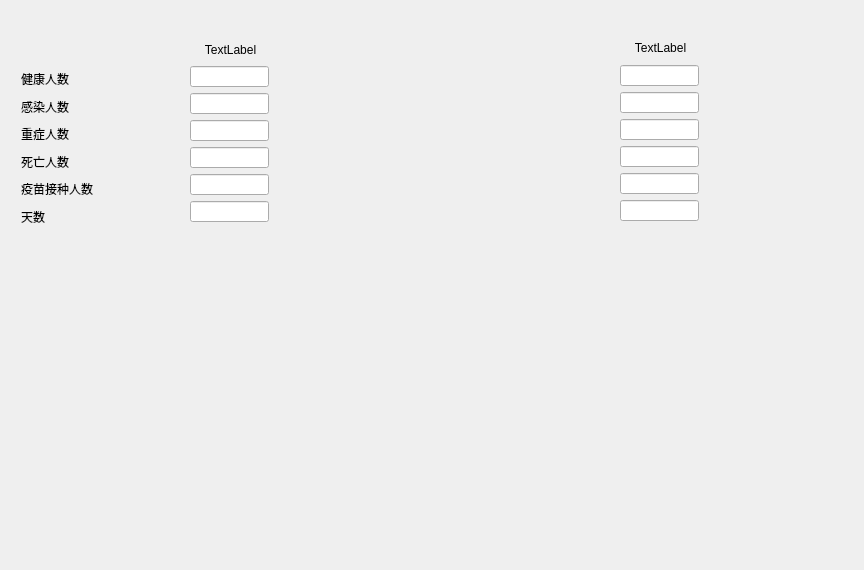
Old version of the form mainProject/contrast.ui in the repository Echooo-294/Epidemic-Simulation.
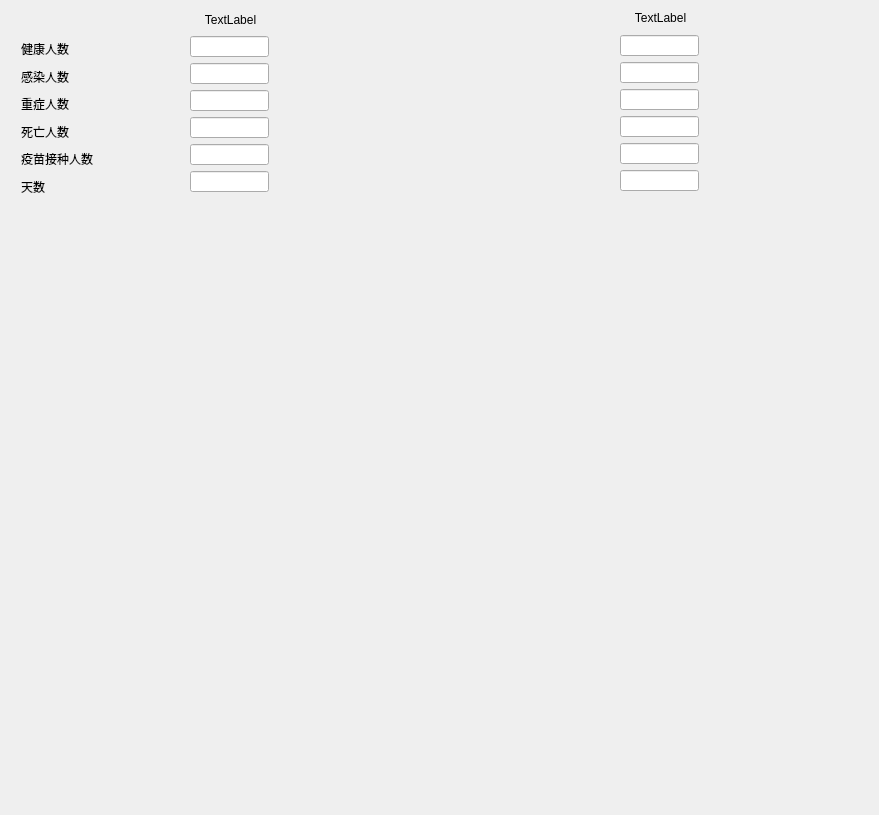
New version of the form.

Commit message: 在对比图里加了条形图

Diff of the .ui file:
```diff
--- a/mainProject/contrast.ui
+++ b/mainProject/contrast.ui
@@ -6,8 +6,8 @@
    <rect>
     <x>0</x>
     <y>0</y>
-    <width>864</width>
-    <height>570</height>
+    <width>879</width>
+    <height>815</height>
    </rect>
   </property>
   <property name="windowTitle">
@@ -17,7 +17,7 @@
    <property name="geometry">
     <rect>
      <x>120</x>
-     <y>40</y>
+     <y>10</y>
      <width>221</width>
      <height>20</height>
     </rect>
@@ -33,7 +33,7 @@
    <property name="geometry">
     <rect>
      <x>530</x>
-     <y>40</y>
+     <y>10</y>
      <width>261</width>
      <height>16</height>
     </rect>
@@ -48,8 +48,8 @@
   <widget class="QWidget" name="verticalLayoutWidget">
    <property name="geometry">
     <rect>
-     <x>70</x>
-     <y>260</y>
+     <x>60</x>
+     <y>220</y>
      <width>331</width>
      <height>271</height>
     </rect>
@@ -60,7 +60,7 @@
    <property name="geometry">
     <rect>
      <x>490</x>
-     <y>260</y>
+     <y>220</y>
      <width>341</width>
      <height>271</height>
     </rect>
@@ -71,7 +71,7 @@
    <property name="geometry">
     <rect>
      <x>190</x>
-     <y>201</y>
+     <y>171</y>
      <width>79</width>
      <height>21</height>
     </rect>
@@ -84,7 +84,7 @@
    <property name="geometry">
     <rect>
      <x>190</x>
-     <y>66</y>
+     <y>36</y>
      <width>79</width>
      <height>21</height>
     </rect>
@@ -97,7 +97,7 @@
    <property name="geometry">
     <rect>
      <x>190</x>
-     <y>93</y>
+     <y>63</y>
      <width>79</width>
      <height>21</height>
     </rect>
@@ -110,7 +110,7 @@
    <property name="geometry">
     <rect>
      <x>190</x>
-     <y>174</y>
+     <y>144</y>
      <width>79</width>
      <height>21</height>
     </rect>
@@ -123,7 +123,7 @@
    <property name="geometry">
     <rect>
      <x>190</x>
-     <y>147</y>
+     <y>117</y>
      <width>79</width>
      <height>21</height>
     </rect>
@@ -136,7 +136,7 @@
    <property name="geometry">
     <rect>
      <x>190</x>
-     <y>120</y>
+     <y>90</y>
      <width>79</width>
      <height>21</height>
     </rect>
@@ -149,7 +149,7 @@
    <property name="geometry">
     <rect>
      <x>21</x>
-     <y>71</y>
+     <y>41</y>
      <width>60</width>
      <height>16</height>
     </rect>
@@ -162,7 +162,7 @@
    <property name="geometry">
     <rect>
      <x>21</x>
-     <y>99</y>
+     <y>69</y>
      <width>60</width>
      <height>16</height>
     </rect>
@@ -175,7 +175,7 @@
    <property name="geometry">
     <rect>
      <x>21</x>
-     <y>126</y>
+     <y>96</y>
      <width>60</width>
      <height>16</height>
     </rect>
@@ -188,7 +188,7 @@
    <property name="geometry">
     <rect>
      <x>21</x>
-     <y>154</y>
+     <y>124</y>
      <width>60</width>
      <height>16</height>
     </rect>
@@ -201,7 +201,7 @@
    <property name="geometry">
     <rect>
      <x>21</x>
-     <y>209</y>
+     <y>179</y>
      <width>30</width>
      <height>16</height>
     </rect>
@@ -214,7 +214,7 @@
    <property name="geometry">
     <rect>
      <x>21</x>
-     <y>181</y>
+     <y>151</y>
      <width>90</width>
      <height>16</height>
     </rect>
@@ -227,7 +227,7 @@
    <property name="geometry">
     <rect>
      <x>620</x>
-     <y>119</y>
+     <y>89</y>
      <width>79</width>
      <height>21</height>
     </rect>
@@ -240,7 +240,7 @@
    <property name="geometry">
     <rect>
      <x>620</x>
-     <y>65</y>
+     <y>35</y>
      <width>79</width>
      <height>21</height>
     </rect>
@@ -253,7 +253,7 @@
    <property name="geometry">
     <rect>
      <x>620</x>
-     <y>92</y>
+     <y>62</y>
      <width>79</width>
      <height>21</height>
     </rect>
@@ -266,7 +266,7 @@
    <property name="geometry">
     <rect>
      <x>620</x>
-     <y>146</y>
+     <y>116</y>
      <width>79</width>
      <height>21</height>
     </rect>
@@ -279,7 +279,7 @@
    <property name="geometry">
     <rect>
      <x>620</x>
-     <y>173</y>
+     <y>143</y>
      <width>79</width>
      <height>21</height>
     </rect>
@@ -292,7 +292,7 @@
    <property name="geometry">
     <rect>
      <x>620</x>
-     <y>200</y>
+     <y>170</y>
      <width>79</width>
      <height>21</height>
     </rect>
@@ -301,6 +301,17 @@
     <bool>true</bool>
    </property>
   </widget>
+  <widget class="QWidget" name="verticalLayoutWidget_3">
+   <property name="geometry">
+    <rect>
+     <x>50</x>
+     <y>509</y>
+     <width>791</width>
+     <height>281</height>
+    </rect>
+   </property>
+   <layout class="QVBoxLayout" name="verticalLayout"/>
+  </widget>
  </widget>
  <resources/>
  <connections/>
```
The commit also changes 2 other files.
